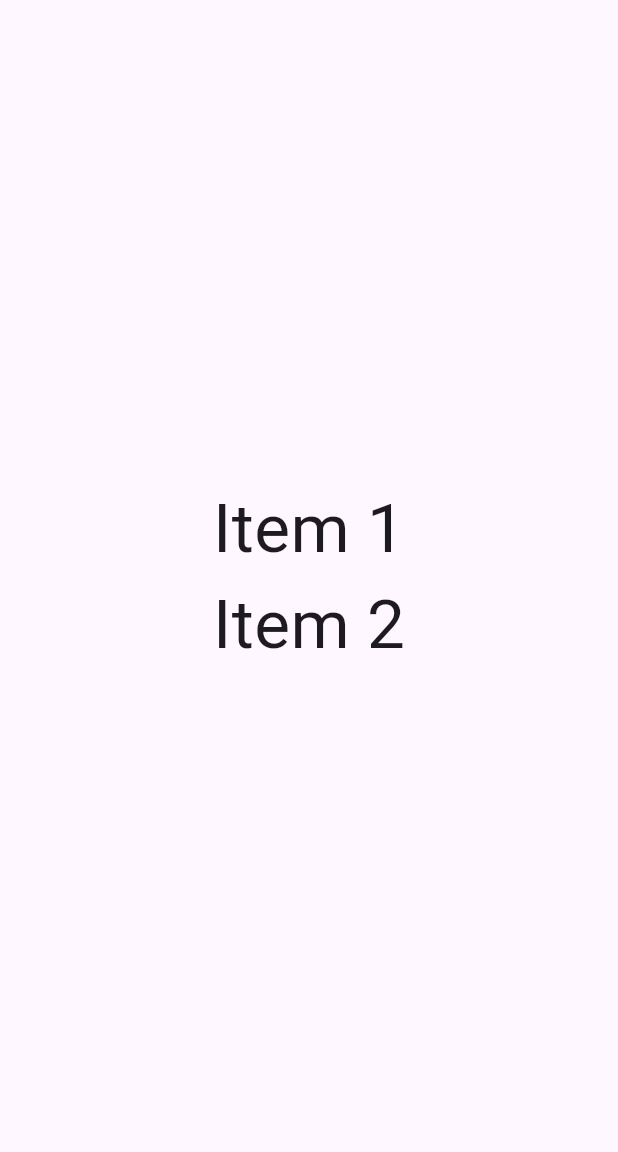
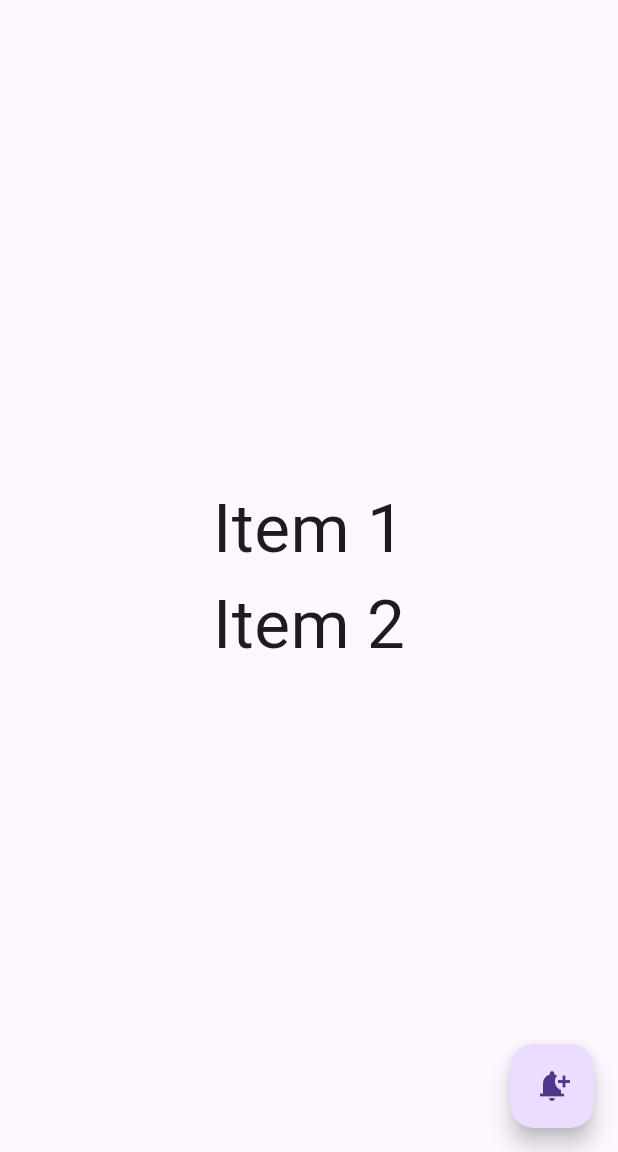
Before and after one commit to punitkumar11/flutter_layout, a Flutter app: the screen it shows after launch, on a phone screen of 412 x 824 dp, the part 84-1236 px from its top. Run offline on Flutter 3.47's test engine with Material 3 defaults, Android fonts, the phone set to English and light mode, and no system bars.

Commit message:
first commit

```diff
--- a/lib/main.dart
+++ b/lib/main.dart
@@ -34,7 +34,11 @@ class MainApp extends StatelessWidget {
             ],
           ),
         ),
-        drawer: Drawer(),
+        drawer: const Drawer(),
+        floatingActionButton: const FloatingActionButton(
+          onPressed: null,
+          child: Icon(Icons.notification_add),
+        ),
       ),
     );
   }
```
